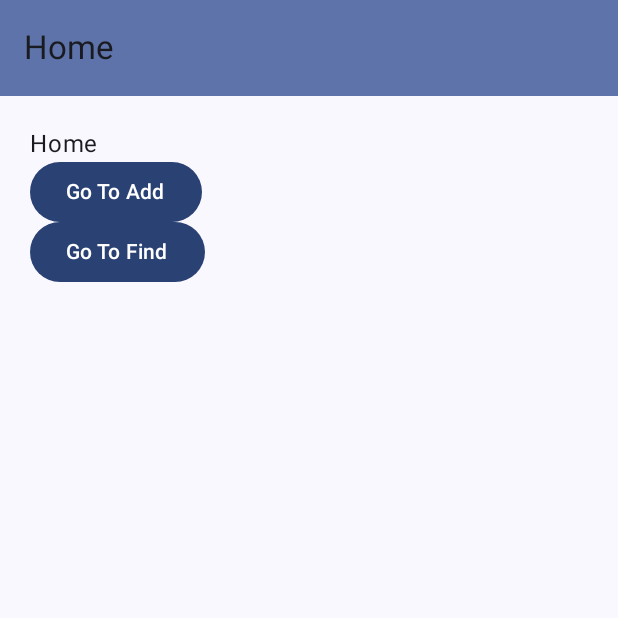
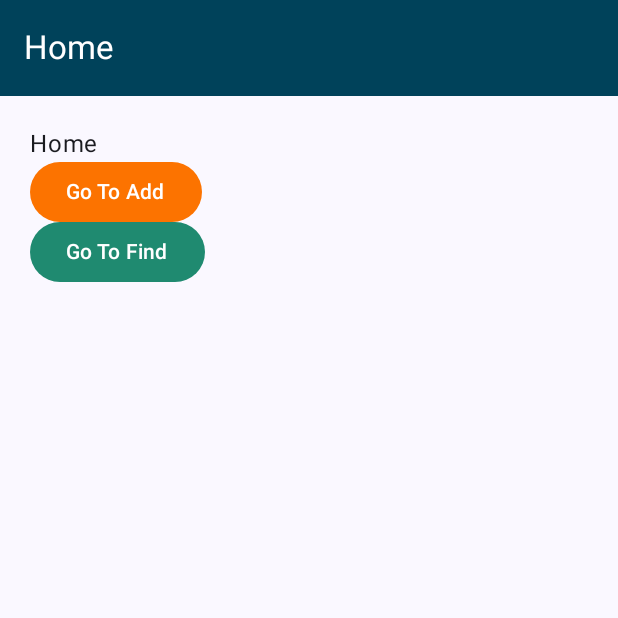
Before and after one commit to phys3/android-map-gql, an Android app built with Jetpack Compose: the screen it shows after launch (MainActivity), on a phone screen of 412 x 824 dp, the top half of it. Run offline under Robolectric (Android 15) with nearby library versions, the phone set to English and light mode, and no system bars; 3 statements that could not run were skipped.

Commit message:
change colors

```diff
--- a/app/src/main/java/com/example/courts/CourtsApp.kt
+++ b/app/src/main/java/com/example/courts/CourtsApp.kt
@@ -18,6 +18,7 @@ import androidx.compose.runtime.Composable
 import androidx.compose.runtime.collectAsState
 import androidx.compose.runtime.getValue
 import androidx.compose.ui.Modifier
+import androidx.compose.ui.res.colorResource
 import androidx.compose.ui.res.stringResource
 import androidx.navigation.NavHostController
 import androidx.navigation.compose.currentBackStackEntryAsState
@@ -36,9 +37,9 @@ fun CourtsAppBar(
     modifier: Modifier = Modifier
 ) {
     TopAppBar(
-        title = { Text(stringResource(currentScreen.title)) },
+        title = { Text(stringResource(currentScreen.title), color = colorResource(id = R.color.white)) },
         colors = TopAppBarDefaults.mediumTopAppBarColors(
-            containerColor = MaterialTheme.colorScheme.primaryContainer
+            containerColor = colorResource(id = R.color.primary)
         ),
         modifier = modifier,
         navigationIcon = {
@@ -59,9 +60,7 @@ fun CourtsApp(
     viewModel: EventViewModel = viewModel(),
     navController: NavHostController = rememberNavController()
 ) {
-    // Get current back stack entry
     val backStackEntry by navController.currentBackStackEntryAsState()
-    // Get the name of the current screen
     val currentScreen = NavRoutes.valueOf(
         backStackEntry?.destination?.route ?: NavRoutes.Home.name
     )
--- a/app/src/main/java/com/example/courts/ui/home/HomeScreen.kt
+++ b/app/src/main/java/com/example/courts/ui/home/HomeScreen.kt
@@ -1,17 +1,23 @@
 package com.example.courts.ui.home
 
+import androidx.compose.foundation.background
 import androidx.compose.foundation.layout.Arrangement
 import androidx.compose.foundation.layout.Column
 import androidx.compose.foundation.layout.height
 import androidx.compose.foundation.lazy.LazyColumn
 import androidx.compose.material3.Button
+import androidx.compose.material3.ButtonColors
+import androidx.compose.material3.ButtonDefaults
 import androidx.compose.material3.Text
+import androidx.compose.material3.contentColorFor
 import androidx.compose.runtime.Composable
 import androidx.compose.runtime.collectAsState
 import androidx.compose.runtime.getValue
 import androidx.compose.ui.Modifier
+import androidx.compose.ui.res.colorResource
 import androidx.compose.ui.unit.dp
 import androidx.lifecycle.viewmodel.compose.viewModel
+import com.example.courts.R
 import com.example.courts.data.EventViewModel
 
 
@@ -23,15 +29,15 @@ fun HomeScreen(goToAdd: () -> Unit, goToFind: () -> Unit, modifier: Modifier = M
 
     Column(modifier = modifier) {
         Text("Home")
-        Button(onClick = goToAdd, modifier = Modifier.height(40.dp)) {
+        Button(onClick = goToAdd,colors = ButtonDefaults.buttonColors(containerColor = colorResource(id = R.color.accent)), modifier = Modifier
+            .height(40.dp)) {
             Text(text = "Go To Add")
         }
-        Button(onClick = goToFind, modifier = Modifier.height(40.dp)) {
+        Button(onClick = goToFind,colors = ButtonDefaults.buttonColors(containerColor = colorResource(id = R.color.secondary)), modifier = Modifier.height(40.dp)) {
             Text(text = "Go To Find")
         }
         LazyColumn {
             items(events.size) { i ->
-                // Replace this with your actual UI code
                 Text(events[i].id)
             }
         }
--- a/app/src/main/java/com/example/courts/ui/theme/Theme.kt
+++ b/app/src/main/java/com/example/courts/ui/theme/Theme.kt
@@ -1,6 +1,7 @@
 package com.example.courts.ui.theme
 
 import android.app.Activity
+import android.content.Context
 import android.os.Build
 import androidx.compose.foundation.isSystemInDarkTheme
 import androidx.compose.material3.MaterialTheme
@@ -13,7 +14,10 @@ import androidx.compose.runtime.SideEffect
 import androidx.compose.ui.graphics.toArgb
 import androidx.compose.ui.platform.LocalContext
 import androidx.compose.ui.platform.LocalView
+import androidx.compose.ui.res.colorResource
+import androidx.core.content.ContextCompat
 import androidx.core.view.WindowCompat
+import com.example.courts.R
 
 private val DarkColorScheme = darkColorScheme(
     primary = Purple80,
@@ -57,7 +61,7 @@ fun CourtsTheme(
     if (!view.isInEditMode) {
         SideEffect {
             val window = (view.context as Activity).window
-            window.statusBarColor = colorScheme.primary.toArgb()
+            window.statusBarColor = view.context.getColor(R.color.secondary)
             WindowCompat.getInsetsController(window, view).isAppearanceLightStatusBars = darkTheme
         }
     }
--- a/app/src/main/res/values/colors.xml
+++ b/app/src/main/res/values/colors.xml
@@ -7,4 +7,8 @@
     <color name="teal_700">#FF018786</color>
     <color name="black">#FF000000</color>
     <color name="white">#FFFFFFFF</color>
+    <color name="primary">#00425A</color>
+    <color name="secondary">#1F8A70</color>
+    <color name="minor">#BFDB38</color>
+    <color name="accent">#FC7300</color>
 </resources>
```
Also changed, not shown: app/src/main/java/com/example/courts/ui/find_event/FindEvent.kt (+6 -1 lines).
